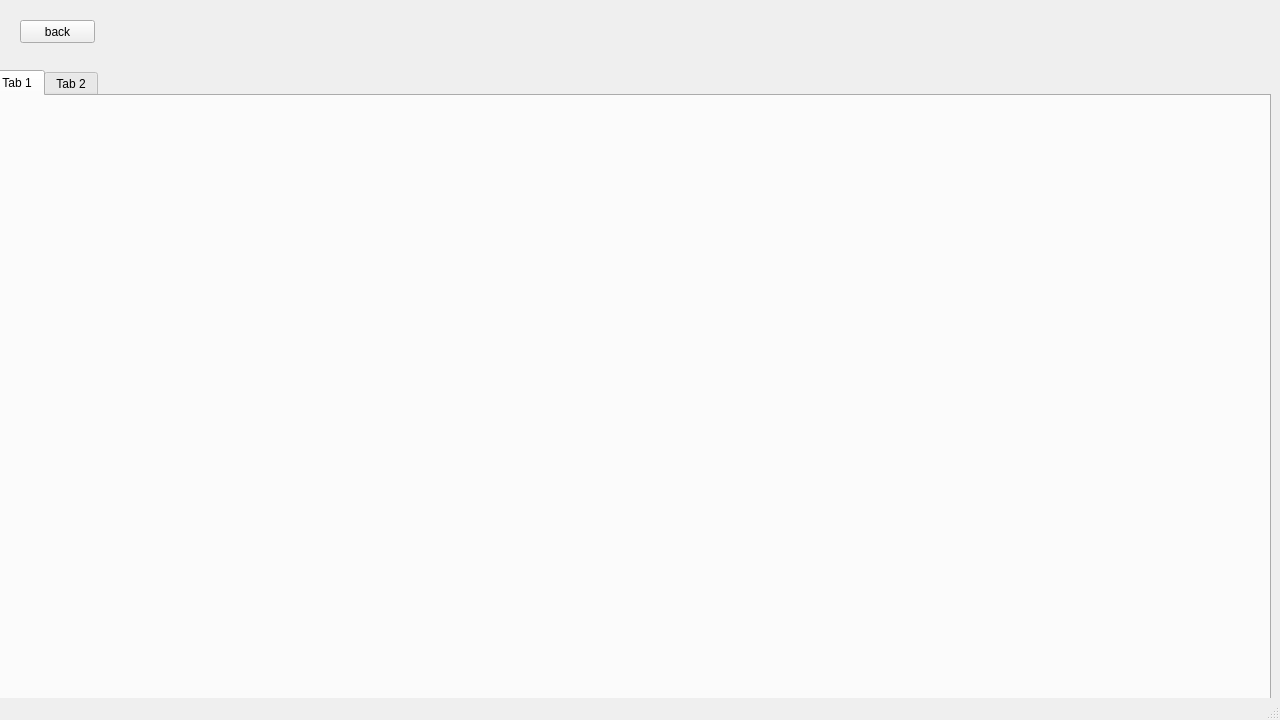
Before: the Qt Designer form mainwindow.ui in WiremuBT/CS106GroupProject, drawn with Qt 5.
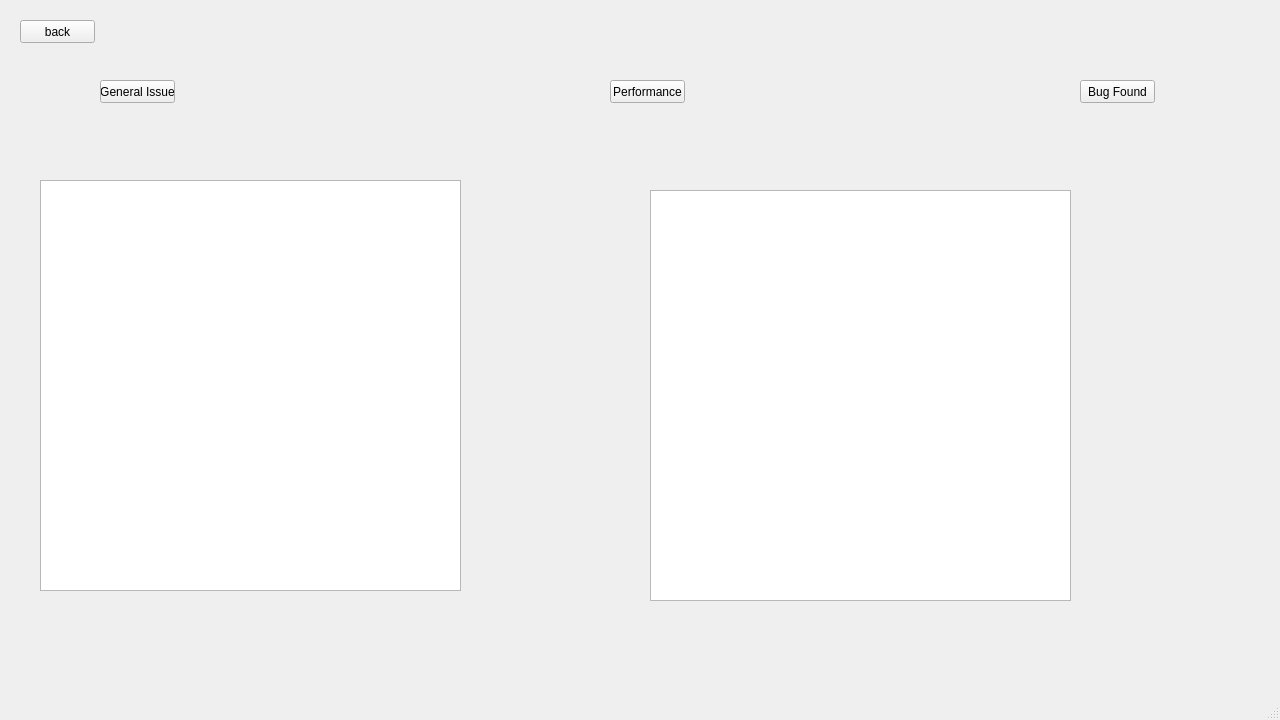
After: the same form once the commit is applied. The open tabs and pages were chosen to show the change.

```diff
--- a/mainwindow.ui
+++ b/mainwindow.ui
@@ -284,26 +284,6 @@
      </widget>
     </widget>
     <widget class="QWidget" name="page_5">
-     <widget class="QTabWidget" name="tabWidget">
-      <property name="geometry">
-       <rect>
-        <x>-10</x>
-        <y>70</y>
-        <width>1281</width>
-        <height>631</height>
-       </rect>
-      </property>
-      <widget class="QWidget" name="tab">
-       <attribute name="title">
-        <string>Tab 1</string>
-       </attribute>
-      </widget>
-      <widget class="QWidget" name="tab_2">
-       <attribute name="title">
-        <string>Tab 2</string>
-       </attribute>
-      </widget>
-     </widget>
      <widget class="QPushButton" name="pushButton_12">
       <property name="geometry">
        <rect>
@@ -317,6 +297,111 @@
        <string>back</string>
       </property>
      </widget>
+     <widget class="QStackedWidget" name="stackedWidget_2">
+      <property name="geometry">
+       <rect>
+        <x>0</x>
+        <y>120</y>
+        <width>1281</width>
+        <height>581</height>
+       </rect>
+      </property>
+      <widget class="QWidget" name="page_6">
+       <widget class="QTextEdit" name="textEdit">
+        <property name="geometry">
+         <rect>
+          <x>40</x>
+          <y>50</y>
+          <width>1201</width>
+          <height>491</height>
+         </rect>
+        </property>
+       </widget>
+      </widget>
+      <widget class="QWidget" name="page_8">
+       <widget class="QTextEdit" name="textEdit_2">
+        <property name="geometry">
+         <rect>
+          <x>40</x>
+          <y>60</y>
+          <width>421</width>
+          <height>411</height>
+         </rect>
+        </property>
+       </widget>
+       <widget class="QTextEdit" name="textEdit_3">
+        <property name="geometry">
+         <rect>
+          <x>650</x>
+          <y>70</y>
+          <width>421</width>
+          <height>411</height>
+         </rect>
+        </property>
+       </widget>
+      </widget>
+      <widget class="QWidget" name="page_7">
+       <widget class="QTextEdit" name="textEdit_4">
+        <property name="geometry">
+         <rect>
+          <x>50</x>
+          <y>50</y>
+          <width>1161</width>
+          <height>201</height>
+         </rect>
+        </property>
+       </widget>
+       <widget class="QTextEdit" name="textEdit_5">
+        <property name="geometry">
+         <rect>
+          <x>60</x>
+          <y>290</y>
+          <width>1161</width>
+          <height>201</height>
+         </rect>
+        </property>
+       </widget>
+      </widget>
+     </widget>
+     <widget class="QPushButton" name="pushButton_13">
+      <property name="geometry">
+       <rect>
+        <x>100</x>
+        <y>80</y>
+        <width>75</width>
+        <height>23</height>
+       </rect>
+      </property>
+      <property name="text">
+       <string>General Issue</string>
+      </property>
+     </widget>
+     <widget class="QPushButton" name="pushButton_14">
+      <property name="geometry">
+       <rect>
+        <x>610</x>
+        <y>80</y>
+        <width>75</width>
+        <height>23</height>
+       </rect>
+      </property>
+      <property name="text">
+       <string>Performance</string>
+      </property>
+     </widget>
+     <widget class="QPushButton" name="pushButton_15">
+      <property name="geometry">
+       <rect>
+        <x>1080</x>
+        <y>80</y>
+        <width>75</width>
+        <height>23</height>
+       </rect>
+      </property>
+      <property name="text">
+       <string>Bug Found</string>
+      </property>
+     </widget>
     </widget>
    </widget>
   </widget>
```
Left out of the diff: 8 changed lines with no effect on the pictures.
